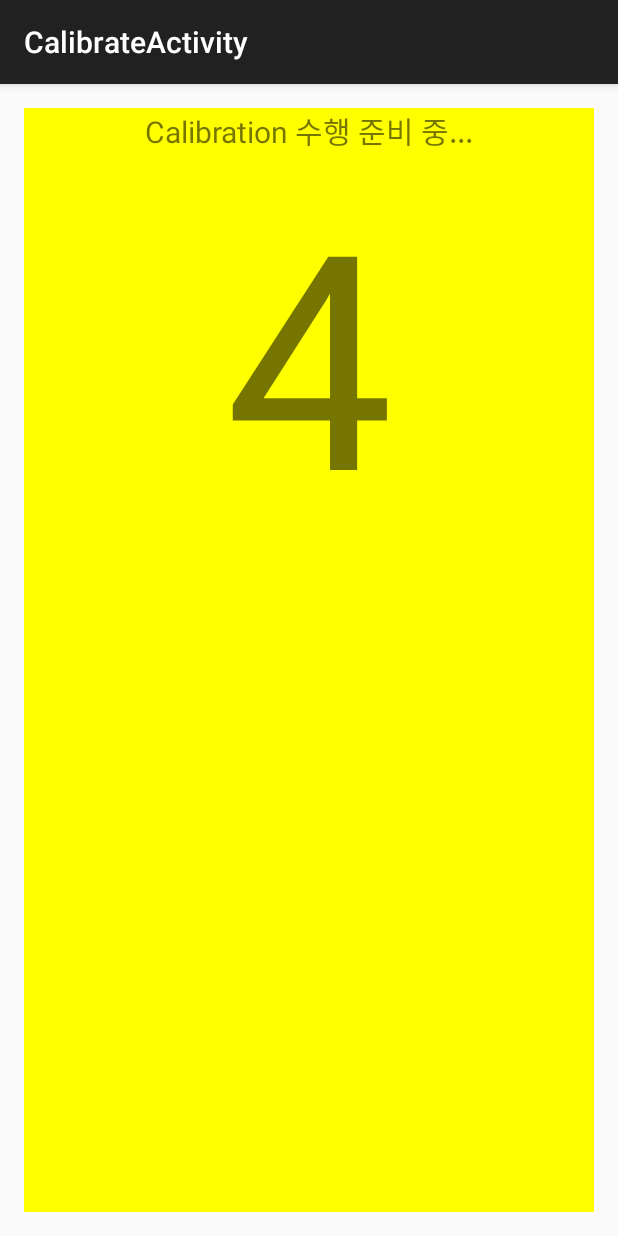
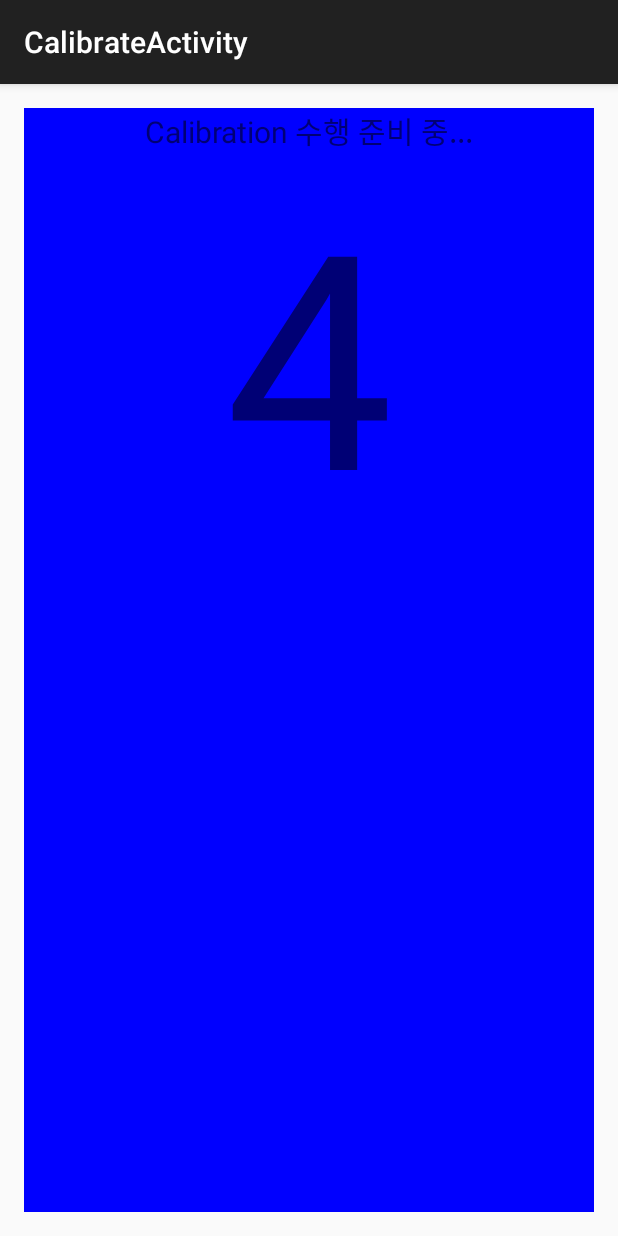
Before and after one commit to kimkilho/SCDC, an Android app: the CalibrateActivity screen opened directly, with no data from a screen before it, on a phone screen of 412 x 824 dp. Run offline under Robolectric (Android 15) with nearby library versions, the phone set to English and light mode, and no system bars.

Commit message:
Commit the current status while making CalibrateActivity

```diff
--- a/app/src/main/java/kr/ac/snu/imlab/scdc/activity/CalibrateActivity.java
+++ b/app/src/main/java/kr/ac/snu/imlab/scdc/activity/CalibrateActivity.java
@@ -17,9 +17,10 @@ public class CalibrateActivity extends ActionBarActivity {
 
   protected static final String TAG = "CalibrateActivity";
 
-  private final int WAITING_TIME_IN_MILLISECONDS = 5000;
-  private final int PERIOD_IN_MILLISECONDS = 20;
-  private final int CALIBRATE_DURATION_IN_MILLISECONDS = 5000;
+  private static final int WAITING_TIME_IN_MILLIS = 5000;
+  private static final int PERIOD_IN_MILLIS = 20;
+  private static final int CALIBRATE_TABLE_FRONT_DURATION_IN_MILLIS = 5000;
+  private static final int CALIBRATE_TABLE_BACK_DURATION_IN_MILLIS = 5000;
   private CountDownTimer countDownTimerCalibrating;
   private LinearLayout calibrateTimeRemainedLayout;
   private TextView calibrateMessageTv;
@@ -44,9 +45,10 @@ public class CalibrateActivity extends ActionBarActivity {
 
   private void setUpCountDownTimer() {
     countDownTimerCalibrating =
-      new CountDownTimer(WAITING_TIME_IN_MILLISECONDS +
-                         CALIBRATE_DURATION_IN_MILLISECONDS,
-                         PERIOD_IN_MILLISECONDS)
+      new CountDownTimer(WAITING_TIME_IN_MILLIS +
+                         CALIBRATE_TABLE_FRONT_DURATION_IN_MILLIS +
+                         CALIBRATE_TABLE_BACK_DURATION_IN_MILLIS,
+                         PERIOD_IN_MILLIS)
         // millisInFuture: The number of millis in the future from the call to start()
         //                 until the countdown is done and onFinish() is called.
         // countDownInterval: The interval along the way to receive
@@ -56,23 +58,45 @@ public class CalibrateActivity extends ActionBarActivity {
       public void onTick(long millisUntilFinished) {
 //        Log.d(LogKeys.DEBUG, TAG + ".setUpCountDownTimer().onTick()/ millisUntilFinished=" +
 //                millisUntilFinished);
-        if (millisUntilFinished > CALIBRATE_DURATION_IN_MILLISECONDS) {
-          calibrateTimeRemainedLayout.setBackgroundResource(R.color.waiting);
+        // 1. Waiting period before calibration
+        if (millisUntilFinished > WAITING_TIME_IN_MILLIS +
+                                  CALIBRATE_TABLE_FRONT_DURATION_IN_MILLIS) {
+          // TODO: Implement task while calibrating
+          calibrateTimeRemainedLayout.setBackgroundResource(R.color.table_back);
           calibrateMessageTv.setText(R.string.waiting_to_calibrate);
           calibrateTimeRemainedTv.setText(
-                  Long.toString((millisUntilFinished - CALIBRATE_DURATION_IN_MILLISECONDS)
+                  Long.toString((millisUntilFinished -
+                                 WAITING_TIME_IN_MILLIS -
+                                 CALIBRATE_TABLE_FRONT_DURATION_IN_MILLIS)
                   / 1000 + 1)
           );
+        // 2. First calibration by putting the device
+        //    on a table facing the rear side
+        } else if (millisUntilFinished > WAITING_TIME_IN_MILLIS) {
+          // TODO: Implement task while calibrating
+          calibrateTimeRemainedLayout.setBackgroundResource(R.color.table_front);
+          calibrateMessageTv.setText(R.string.calibrating_table_front);
+          calibrateTimeRemainedTv.setText(
+                  Long.toString((millisUntilFinished -
+                                WAITING_TIME_IN_MILLIS)
+                  / 1000 + 1)
+          );
+        // 3. Second calibration by putting the device
+        //    on a table facing the front side
         } else {
-
-          // TODO: Implement task after finished calibrating
+          calibrateTimeRemainedLayout.setBackgroundResource(R.color.waiting);
+          calibrateMessageTv.setText(R.string.calibrating_table_back);
+          calibrateTimeRemainedTv.setText(
+                  Long.toString(millisUntilFinished
+                  / 1000 + 1)
+          );
         }
       }
 
       @Override
       public void onFinish() {
         calibrateTimeRemainedTv.setText("0");
-        // TODO:
+        // TODO: Implement task after finished calibrating
       }
     };
   }
--- a/app/src/main/res/layout/activity_calibrate.xml
+++ b/app/src/main/res/layout/activity_calibrate.xml
@@ -16,7 +16,7 @@
 
       <TextView
           android:id="@+id/tv_calibrate_message"
-          android:text="@string/calibrating"
+          android:text="@string/waiting_to_calibrate"
           android:layout_width="match_parent"
           android:layout_height="wrap_content"
           android:textSize="20dp"
--- a/app/src/main/res/values/colors.xml
+++ b/app/src/main/res/values/colors.xml
@@ -1,5 +1,7 @@
 <?xml version="1.0" encoding="utf-8"?>
 <resources>
   <color name="waiting">#FFFF00</color>
-  <color name="collecting_data">#00FF00</color>
+  <color name="table_front">#00FF00</color>
+  <color name="table_back">#0000FF</color>
+  <color name="collecting_data">#222222</color>
 </resources>
--- a/app/src/main/res/values/strings.xml
+++ b/app/src/main/res/values/strings.xml
@@ -113,7 +113,9 @@
 
     <string name="alert_need_calibration">본격적인 사용에 앞서, 현재 기기에 대한 calibration이 필요합니다.</string>
     <string name="waiting_to_calibrate">Calibration 수행 준비 중...</string>
-    <string name="calibrating">Calibration 수행 중...</string>
+    <string name="calibrating_table_front">Table-Front Calibration 수행 중...</string>
+    <string name="calibrating_table_back">Table-Back Calibration 수행 중...</string>
+
 
     <!-- Activity recognition strings -->
     <!--<string name="in_vehicle">In a vehicle</string>-->
```
